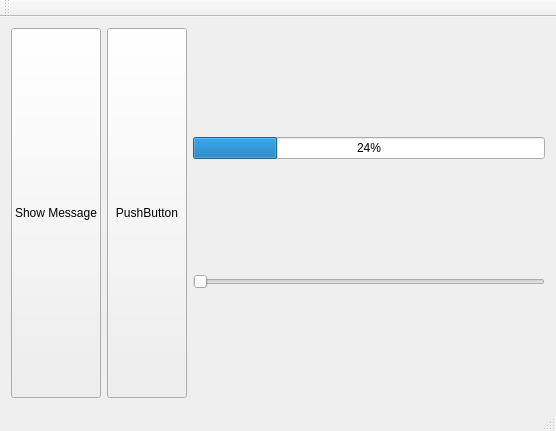
Qt form Udemy_Tut_For_Beginners/SignalsAndSlots/mainwindow.ui (KrisToe4/qt) before a commit.
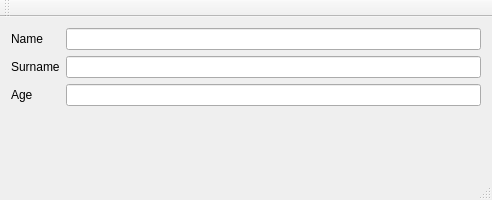
The same form after that commit.

Commit message: Example of a Form Layout

```diff
--- a/Udemy_Tut_For_Beginners/SignalsAndSlots/mainwindow.ui
+++ b/Udemy_Tut_For_Beginners/SignalsAndSlots/mainwindow.ui
@@ -6,58 +6,44 @@
    <rect>
     <x>0</x>
     <y>0</y>
-    <width>556</width>
-    <height>431</height>
+    <width>492</width>
+    <height>200</height>
    </rect>
   </property>
   <property name="windowTitle">
    <string>MainWindow</string>
   </property>
   <widget class="QWidget" name="centralWidget">
-   <layout class="QHBoxLayout" name="horizontalLayout">
-    <item>
-     <widget class="QPushButton" name="pushButton">
-      <property name="sizePolicy">
-       <sizepolicy hsizetype="Minimum" vsizetype="Preferred">
-        <horstretch>0</horstretch>
-        <verstretch>0</verstretch>
-       </sizepolicy>
-      </property>
+   <layout class="QFormLayout" name="formLayout">
+    <item row="0" column="0">
+     <widget class="QLabel" name="label">
       <property name="text">
-       <string>Show Message</string>
+       <string>Name</string>
       </property>
      </widget>
     </item>
-    <item>
-     <widget class="QPushButton" name="pushButton_2">
-      <property name="sizePolicy">
-       <sizepolicy hsizetype="Minimum" vsizetype="Preferred">
-        <horstretch>0</horstretch>
-        <verstretch>0</verstretch>
-       </sizepolicy>
+    <item row="1" column="0">
+     <widget class="QLabel" name="label_2">
+      <property name="text">
+       <string>Surname</string>
       </property>
+     </widget>
+    </item>
+    <item row="2" column="0">
+     <widget class="QLabel" name="label_3">
       <property name="text">
-       <string>PushButton</string>
+       <string>Age</string>
       </property>
      </widget>
     </item>
-    <item>
-     <layout class="QVBoxLayout" name="verticalLayout">
-      <item>
-       <widget class="QProgressBar" name="progressBar">
-        <property name="value">
-         <number>24</number>
-        </property>
-       </widget>
-      </item>
-      <item>
-       <widget class="QSlider" name="horizontalSlider">
-        <property name="orientation">
-         <enum>Qt::Horizontal</enum>
-        </property>
-       </widget>
-      </item>
-     </layout>
+    <item row="0" column="1">
+     <widget class="QLineEdit" name="lineEdit"/>
+    </item>
+    <item row="1" column="1">
+     <widget class="QLineEdit" name="lineEdit_2"/>
+    </item>
+    <item row="2" column="1">
+     <widget class="QLineEdit" name="lineEdit_3"/>
     </item>
    </layout>
   </widget>
```
Left out of the diff: 2 changed lines with no effect on the pictures. The commit also changes 1 other file.
